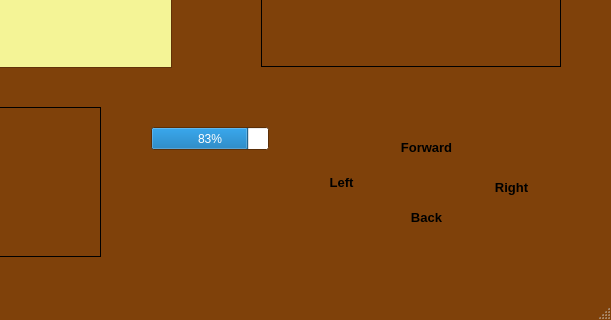
First picture: the form in mainwindow.ui, repository Xannada/TBG, before the edit; both pictures show x 189 to 800 and y 180 to 500 of the 800 by 500 pixel window.
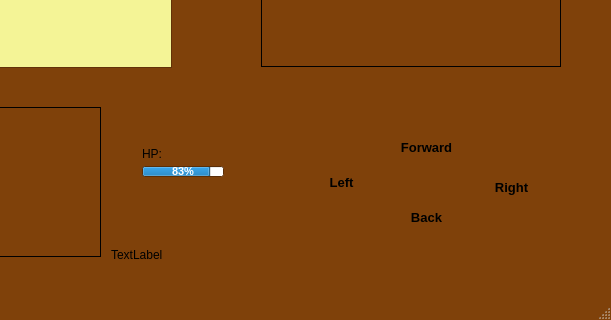
Second picture: the form after the edit. Icons and pictures are not drawn.

Patch:
```diff
--- a/mainwindow.ui
+++ b/mainwindow.ui
@@ -392,19 +392,94 @@
      <pixmap resource="images.qrc">:/pics/images/arrowDown.png</pixmap>
     </property>
    </widget>
-   <widget class="QProgressBar" name="HPBar">
+   <widget class="QLabel" name="testlabel">
     <property name="geometry">
      <rect>
-      <x>340</x>
-      <y>290</y>
-      <width>118</width>
-      <height>23</height>
+      <x>300</x>
+      <y>410</y>
+      <width>451</width>
+      <height>16</height>
      </rect>
     </property>
-    <property name="value">
-     <number>83</number>
+    <property name="text">
+     <string>TextLabel</string>
     </property>
    </widget>
+   <widget class="QWidget" name="">
+    <property name="geometry">
+     <rect>
+      <x>320</x>
+      <y>300</y>
+      <width>104</width>
+      <height>51</height>
+     </rect>
+    </property>
+    <layout class="QVBoxLayout" name="HpGroup">
+     <item>
+      <layout class="QHBoxLayout" name="HpTextGroup">
+       <item>
+        <widget class="QLabel" name="Health">
+         <property name="sizePolicy">
+          <sizepolicy hsizetype="Preferred" vsizetype="Preferred">
+           <horstretch>0</horstretch>
+           <verstretch>0</verstretch>
+          </sizepolicy>
+         </property>
+         <property name="minimumSize">
+          <size>
+           <width>25</width>
+           <height>0</height>
+          </size>
+         </property>
+         <property name="maximumSize">
+          <size>
+           <width>25</width>
+           <height>16777215</height>
+          </size>
+         </property>
+         <property name="text">
+          <string>HP: </string>
+         </property>
+        </widget>
+       </item>
+       <item>
+        <widget class="QLabel" name="healthValue">
+         <property name="text">
+          <string/>
+         </property>
+        </widget>
+       </item>
+       <item>
+        <spacer name="healthSpacer">
+         <property name="orientation">
+          <enum>Qt::Horizontal</enum>
+         </property>
+         <property name="sizeHint" stdset="0">
+          <size>
+           <width>40</width>
+           <height>20</height>
+          </size>
+         </property>
+        </spacer>
+       </item>
+      </layout>
+     </item>
+     <item>
+      <widget class="QProgressBar" name="HPBar">
+       <property name="font">
+        <font>
+         <pointsize>8</pointsize>
+         <weight>75</weight>
+         <bold>true</bold>
+        </font>
+       </property>
+       <property name="value">
+        <number>83</number>
+       </property>
+      </widget>
+     </item>
+    </layout>
+   </widget>
    <zorder>UpLabel</zorder>
    <zorder>RightLabel</zorder>
    <zorder>LeftLabel</zorder>
```
Left out of the diff: 3 changed lines with no effect on the pictures.
